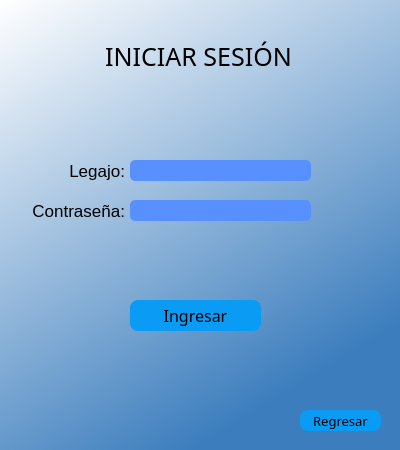
Above: designer/login.ui from LeonelScalise/EDDYPOO-REY_V2.0 before the change. Below: the same form after it.
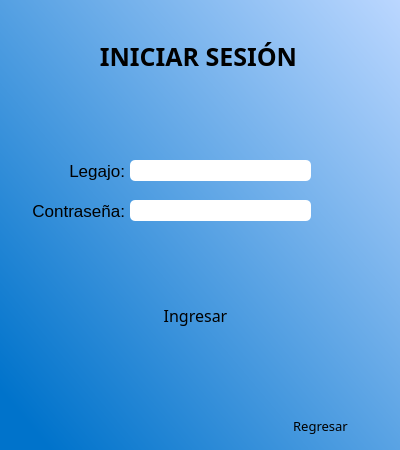
That is the form after the change.

Diff of the .ui file:
```diff
--- a/designer/login.ui
+++ b/designer/login.ui
@@ -35,7 +35,7 @@
   </property>
   <property name="styleSheet">
    <string notr="true">QWidget#centralwidget{
-background-color: qlineargradient(spread:pad, x1:0.531, y1:0.977273, x2:0, y2:0, stop:0 rgba(59, 125, 189, 255), stop:1 rgba(255, 255, 255, 255));}</string>
+background-color: qlineargradient(spread:pad, x1:0.04, y1:0.909091, x2:1, y2:0, stop:0 rgba(0, 115, 203, 255), stop:1 rgba(187, 215, 255, 255));}</string>
   </property>
   <widget class="QWidget" name="centralwidget">
    <property name="enabled">
@@ -54,6 +54,8 @@
      <font>
       <family>Segoe UI Semibold</family>
       <pointsize>19</pointsize>
+      <weight>75</weight>
+      <bold>true</bold>
       <kerning>true</kerning>
      </font>
     </property>
@@ -111,8 +113,7 @@
     </property>
     <property name="styleSheet">
      <string notr="true">border-radius: 5px;
-font: 63 10pt &quot;Segoe UI Semibold&quot;;
-background-color: qlineargradient(spread:pad, x1:0, y1:0, x2:1, y2:1, stop:0 rgba(88, 145, 255, 255));</string>
+font: 63 10pt &quot;Segoe UI Semibold&quot;;</string>
     </property>
     <property name="text">
      <string/>
@@ -156,8 +157,7 @@
     </property>
     <property name="styleSheet">
      <string notr="true">border-radius: 5px;
-font: 63 11pt &quot;Segoe UI Semibold&quot;;
-background-color: qlineargradient(spread:pad, x1:0, y1:0, x2:1, y2:1, stop:0 rgba(88, 145, 255, 255));</string>
+font: 63 11pt &quot;Segoe UI Semibold&quot;;</string>
     </property>
     <property name="text">
      <string/>
@@ -207,7 +207,6 @@
     </property>
     <property name="styleSheet">
      <string notr="true">border-radius: 8px;
-background-color: qlineargradient(spread:pad, x1:0, y1:0, x2:1, y2:1, stop:0 rgba(10, 155, 245, 255));
 </string>
     </property>
     <property name="text">
@@ -220,10 +219,10 @@
    <widget class="QPushButton" name="btn_back">
     <property name="geometry">
      <rect>
-      <x>300</x>
+      <x>260</x>
       <y>410</y>
-      <width>81</width>
-      <height>21</height>
+      <width>121</width>
+      <height>31</height>
      </rect>
     </property>
     <property name="sizePolicy">
@@ -251,8 +250,7 @@
      <enum>Qt::LeftToRight</enum>
     </property>
     <property name="styleSheet">
-     <string notr="true">border-radius: 8px;
-background-color: qlineargradient(spread:pad, x1:0, y1:0, x2:1, y2:1, stop:0 rgba(10, 155, 245, 255));</string>
+     <string notr="true">border-radius: 8px;</string>
     </property>
     <property name="text">
      <string notr="true">Regresar</string>
@@ -296,6 +294,8 @@
      <font>
       <family>Segoe UI Semibold</family>
       <pointsize>10</pointsize>
+      <weight>75</weight>
+      <bold>true</bold>
      </font>
     </property>
     <property name="text">
```
Left out of the diff: 12 changed lines with no effect on the pictures.
